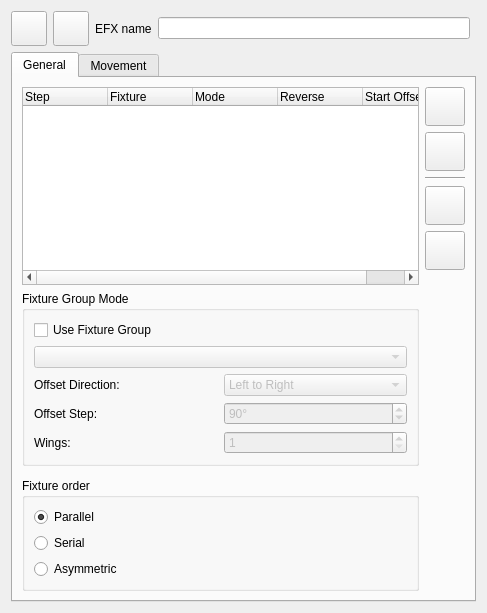
Old version of the form ui/src/efxeditor.ui in the repository filipolszewsk/qlcplus.
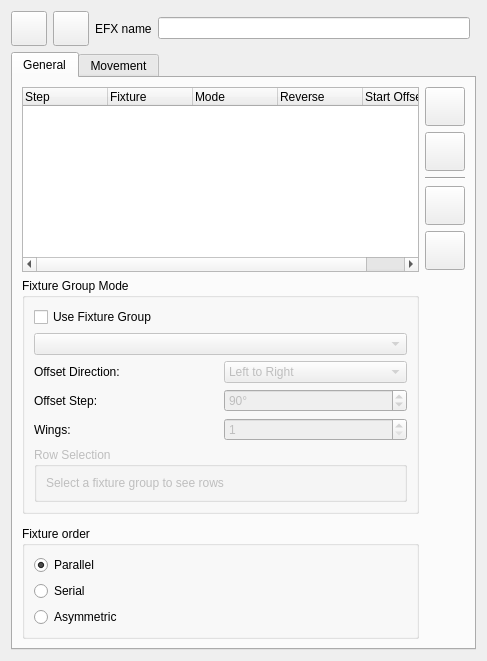
New version of the form. Icons and pictures are not drawn.

Commit message: Add row selection filter - choose which rows from grid are affected by EFX

```diff
--- a/ui/src/efxeditor.ui
+++ b/ui/src/efxeditor.ui
@@ -279,6 +279,25 @@
             </item>
            </layout>
           </item>
+          <item>
+           <widget class="QGroupBox" name="m_rowSelectionGroup">
+            <property name="title">
+             <string>Row Selection</string>
+            </property>
+            <property name="enabled">
+             <bool>false</bool>
+            </property>
+            <layout class="QVBoxLayout" name="m_rowSelectionLayout">
+             <item>
+              <widget class="QLabel" name="m_rowSelectionPlaceholder">
+               <property name="text">
+                <string>Select a fixture group to see rows</string>
+               </property>
+              </widget>
+             </item>
+            </layout>
+           </widget>
+          </item>
          </layout>
         </widget>
        </item>
```
The commit also changes 4 other files.
